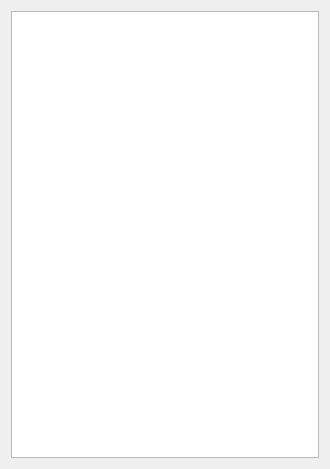
First picture: the form in src/core/Operator/OperatorQt/ShowParameters.ui, repository kaysoky/NeuralSystemsBCI2000, before the edit.
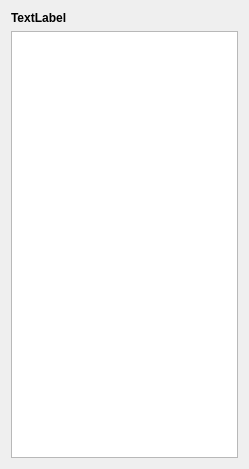
Second picture: the form after the edit.

What changed in the file:
```diff
--- a/src/core/Operator/OperatorQt/ShowParameters.ui
+++ b/src/core/Operator/OperatorQt/ShowParameters.ui
@@ -6,7 +6,7 @@
    <rect>
     <x>0</x>
     <y>0</y>
-    <width>330</width>
+    <width>249</width>
     <height>469</height>
    </rect>
   </property>
@@ -17,6 +17,19 @@
    <locale language="English" country="UnitedStates"/>
   </property>
   <layout class="QVBoxLayout" name="verticalLayout">
+   <item>
+    <widget class="QLabel" name="label">
+     <property name="font">
+      <font>
+       <weight>75</weight>
+       <bold>true</bold>
+      </font>
+     </property>
+     <property name="text">
+      <string>TextLabel</string>
+     </property>
+    </widget>
+   </item>
    <item>
     <widget class="QTreeWidget" name="treeWidget">
      <property name="columnCount">
```
